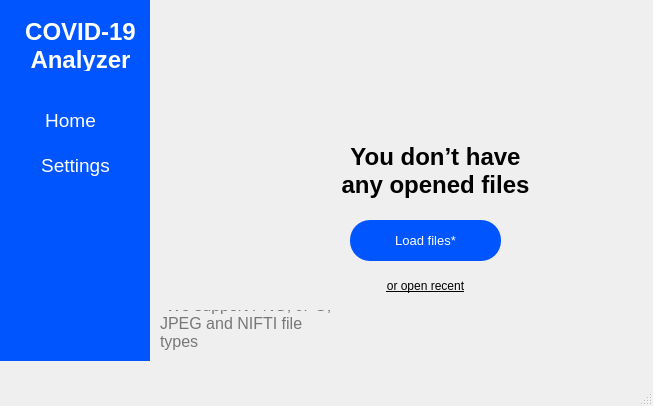
Natasha-rare/covid19-analyser, file covid.ui: the form before one commit.
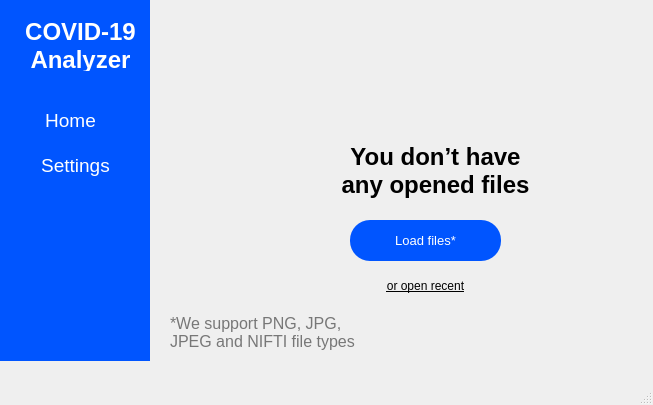
The form after the commit. Icons and pictures are not drawn.

Commit message: design update for windows

Patch:
```diff
--- a/covid.ui
+++ b/covid.ui
@@ -13,19 +13,19 @@
     <x>0</x>
     <y>0</y>
     <width>653</width>
-    <height>406</height>
+    <height>405</height>
    </rect>
   </property>
   <property name="minimumSize">
    <size>
     <width>653</width>
-    <height>406</height>
+    <height>405</height>
    </size>
   </property>
   <property name="maximumSize">
    <size>
     <width>653</width>
-    <height>406</height>
+    <height>405</height>
    </size>
   </property>
   <property name="windowTitle">
@@ -281,9 +281,9 @@
    <widget class="QLabel" name="label_3">
     <property name="geometry">
      <rect>
-      <x>160</x>
+      <x>170</x>
       <y>310</y>
-      <width>180</width>
+      <width>201</width>
       <height>41</height>
      </rect>
     </property>
```
Left out of the diff: 2 changed lines with no effect on the pictures. The commit also changes 2 other files.
